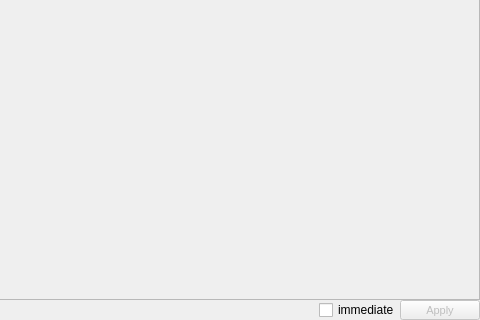
This is src/widgets/cameracontrolswidget.ui in GuLinux/PlanetaryImager as Qt 5 draws it before an edit; both pictures show x 194 to 674 and y 453 to 773 of the 674 by 773 pixel window. The edited form follows.
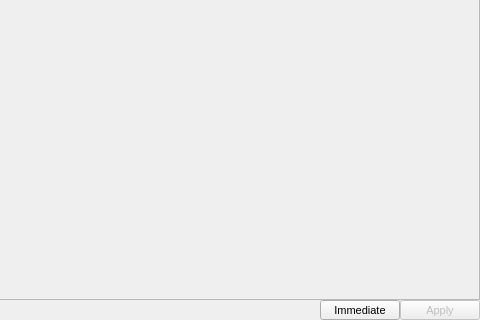
This is the edited form.

Commit message: Change checkbox to button

Patch:
```diff
--- a/src/widgets/cameracontrolswidget.ui
+++ b/src/widgets/cameracontrolswidget.ui
@@ -133,12 +133,32 @@
       </spacer>
      </item>
      <item>
-      <widget class="QCheckBox" name="immediate">
+      <widget class="QPushButton" name="immediate">
+       <property name="sizePolicy">
+        <sizepolicy hsizetype="Minimum" vsizetype="Minimum">
+         <horstretch>0</horstretch>
+         <verstretch>0</verstretch>
+        </sizepolicy>
+       </property>
+       <property name="maximumSize">
+        <size>
+         <width>84</width>
+         <height>20</height>
+        </size>
+       </property>
+       <property name="font">
+        <font>
+         <pointsize>8</pointsize>
+        </font>
+       </property>
        <property name="toolTip">
         <string>Apply changes immediately</string>
        </property>
        <property name="text">
-        <string>immediate</string>
+        <string>Immediate</string>
+       </property>
+       <property name="checkable">
+        <bool>true</bool>
        </property>
       </widget>
      </item>
```
Left out of the diff: 2 changed lines with no effect on the pictures. The commit also changes 1 other file.
